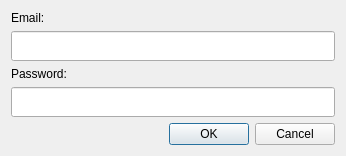
Before: the Qt Designer form LDMP/gui/DlgSettingsLogin.ui in ConservationInternational/trends.earth, drawn with Qt 5.
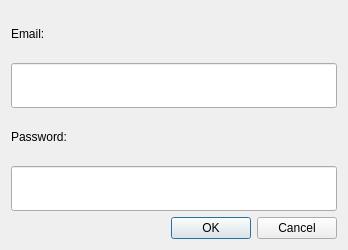
After: the same form once the commit is applied.

The edit to the form file:
```diff
--- a/LDMP/gui/DlgSettingsLogin.ui
+++ b/LDMP/gui/DlgSettingsLogin.ui
@@ -6,8 +6,8 @@
    <rect>
     <x>0</x>
     <y>0</y>
-    <width>346</width>
-    <height>151</height>
+    <width>348</width>
+    <height>250</height>
    </rect>
   </property>
   <property name="sizePolicy">
@@ -41,6 +41,12 @@
    </item>
    <item>
     <widget class="QLineEdit" name="email">
+     <property name="sizePolicy">
+      <sizepolicy hsizetype="Expanding" vsizetype="Minimum">
+       <horstretch>0</horstretch>
+       <verstretch>0</verstretch>
+      </sizepolicy>
+     </property>
      <property name="minimumSize">
       <size>
        <width>0</width>
@@ -73,6 +79,12 @@
    </item>
    <item>
     <widget class="QLineEdit" name="password">
+     <property name="sizePolicy">
+      <sizepolicy hsizetype="Expanding" vsizetype="Minimum">
+       <horstretch>0</horstretch>
+       <verstretch>0</verstretch>
+      </sizepolicy>
+     </property>
      <property name="minimumSize">
       <size>
        <width>0</width>
```
